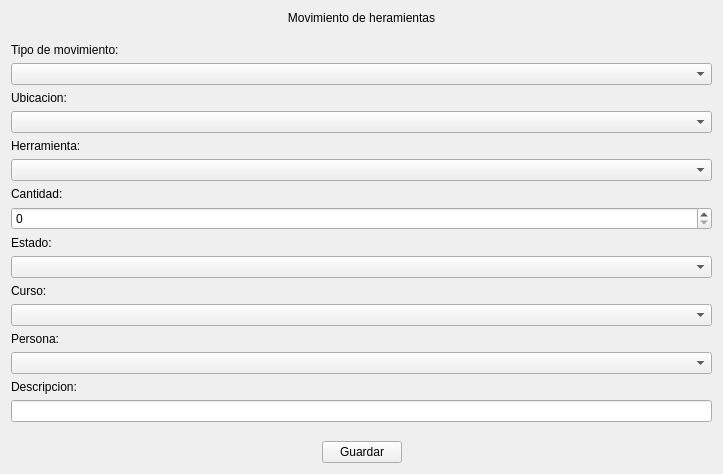
Above: blustock/ui/screens_uis/n-movimiento.ui from MaxAPBusiness/Blustock before the change. Below: the same form after it.
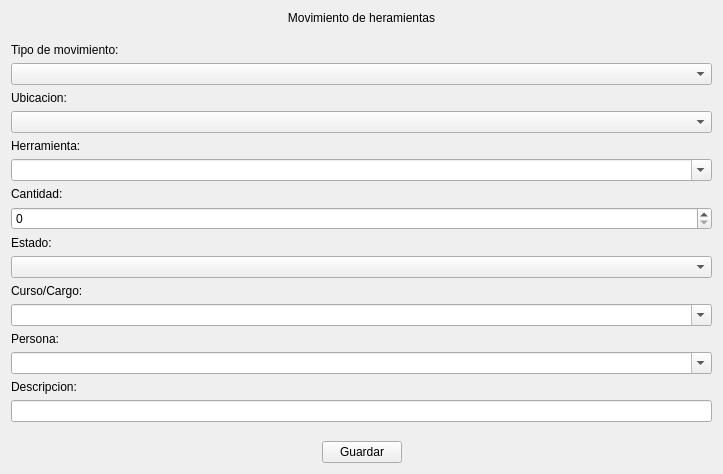
That is the form after the change.

```diff
--- a/blustock/ui/screens_uis/n-movimiento.ui
+++ b/blustock/ui/screens_uis/n-movimiento.ui
@@ -89,7 +89,7 @@
      <item row="2" column="1">
       <widget class="QComboBox" name="herramientaComboBox">
        <property name="editable">
-        <bool>false</bool>
+        <bool>true</bool>
        </property>
       </widget>
      </item>
@@ -124,14 +124,14 @@
      <item row="5" column="0">
       <widget class="QLabel" name="cursoLabel">
        <property name="text">
-        <string>Curso:</string>
+        <string>Curso/Cargo:</string>
        </property>
       </widget>
      </item>
      <item row="5" column="1">
       <widget class="QComboBox" name="cursoComboBox">
        <property name="editable">
-        <bool>false</bool>
+        <bool>true</bool>
        </property>
       </widget>
      </item>
@@ -145,7 +145,7 @@
      <item row="6" column="1">
       <widget class="QComboBox" name="alumnoComboBox">
        <property name="editable">
-        <bool>false</bool>
+        <bool>true</bool>
        </property>
       </widget>
      </item>
```
